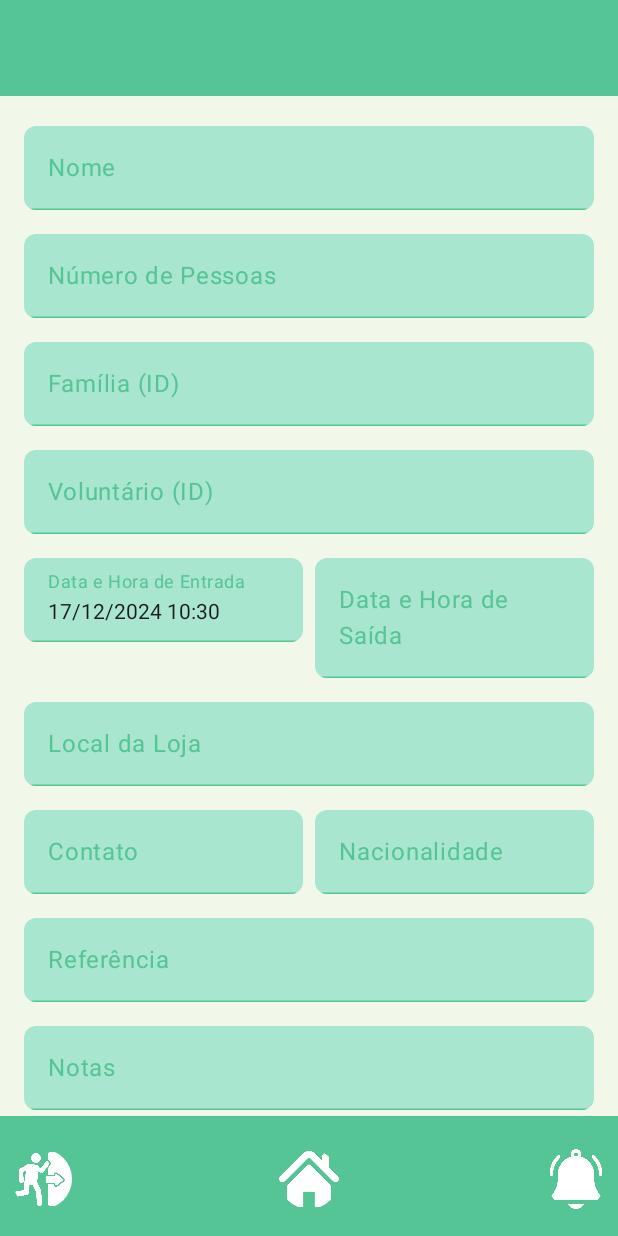
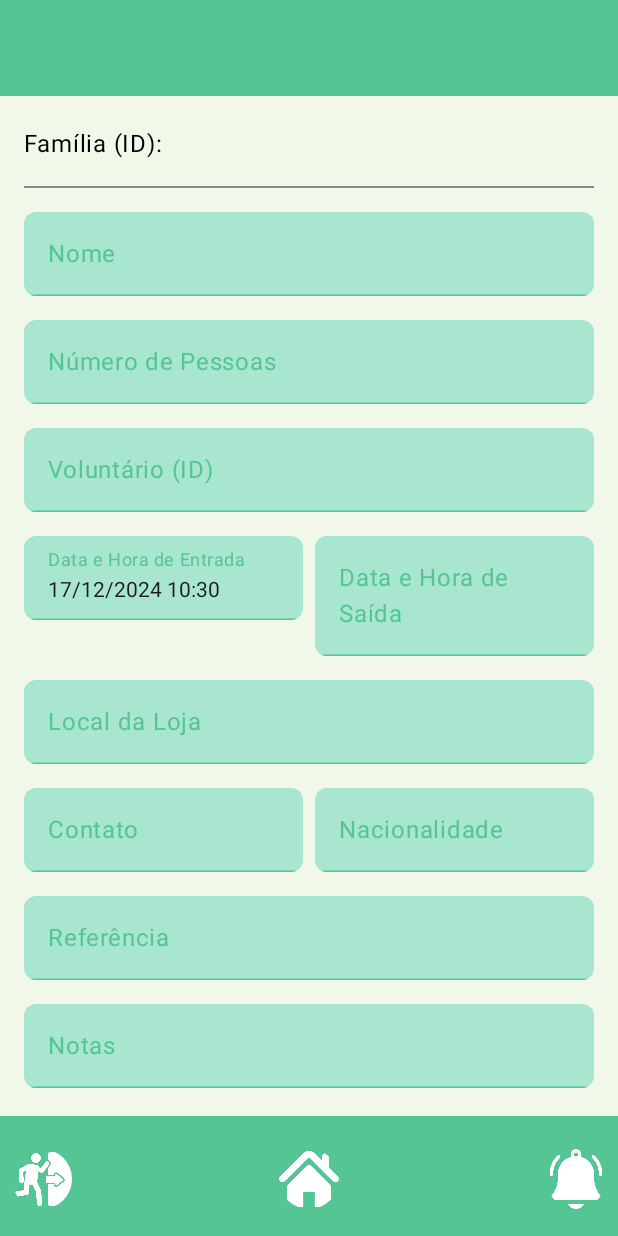
Before and after one commit to billgatos/ProjAplicadoG06, an Android app built with Jetpack Compose: the RegisterVisitaScreen screen opened through its navigation route, on a phone screen of 412 x 824 dp. Run offline under Robolectric (Android 15) with nearby library versions, the phone set to English and light mode, and no system bars; our stand-ins replace Firebase (no records; nobody signed in at launch, a user with empty details on screens opened directly).

Commit message:
UpdateRegisterVisita
realizar referencia da familia id quando registro de visitas acontece

```diff
--- a/LojaSocialFireBase/app/src/main/java/com/example/lojasocialfirebase/navigation/NavGraph.kt
+++ b/LojaSocialFireBase/app/src/main/java/com/example/lojasocialfirebase/navigation/NavGraph.kt
@@ -43,7 +43,7 @@ fun AppNavHost() {
         }
         composable("registerVisita") {
             MainScaffold(navController, authViewModel.currentUserEmail ?: "Utilizador", onLogout) { modifier ->
-                RegisterVisitaScreen(visitaViewModel)
+                RegisterVisitaScreen(visitaViewModel, familiaViewModel)
             }
         }
         composable("registerFamilia") {
--- a/LojaSocialFireBase/app/src/main/java/com/example/lojasocialfirebase/visita/RegisterVisitaScreen.kt
+++ b/LojaSocialFireBase/app/src/main/java/com/example/lojasocialfirebase/visita/RegisterVisitaScreen.kt
@@ -1,3 +1,4 @@
+import androidx.compose.foundation.clickable
 import androidx.compose.material3.*
 import androidx.compose.runtime.*
 import androidx.compose.foundation.layout.*
@@ -19,12 +20,15 @@ import java.text.SimpleDateFormat
 import java.util.Locale
 import androidx.compose.foundation.rememberScrollState
 import androidx.compose.foundation.verticalScroll
+import com.example.lojasocialfirebase.familia.Familia
+import com.example.lojasocialfirebase.familia.FamiliaViewModel
 
 @Composable
-fun RegisterVisitaScreen(visitaViewModel: VisitaViewModel) {
-    var data_horaEnt by remember { mutableStateOf(Date()) } // Inicializa com a data e hora atuais
+fun RegisterVisitaScreen(visitaViewModel: VisitaViewModel, familiaViewModel: FamiliaViewModel) {
+    var data_horaEnt by remember { mutableStateOf(Date()) }
     var data_horaSai by remember { mutableStateOf("") }
     var familiaRef by remember { mutableStateOf("") }
+    var familiaNome by remember { mutableStateOf("") }
     var numeroPessoas by remember { mutableStateOf("") }
     var nome by remember { mutableStateOf("") }
     var voluntarioRef by remember { mutableStateOf("") }
@@ -36,18 +40,30 @@ fun RegisterVisitaScreen(visitaViewModel: VisitaViewModel) {
     var nacionalidade by remember { mutableStateOf("") }
 
     var dialogMessage by remember { mutableStateOf<String?>(null) }
+    val scrollState = rememberScrollState()
 
-    val scrollState = rememberScrollState() //verificar para usar nas proximas
+    // Estado para armazenar a lista de famílias
+    val familias = remember { mutableStateOf<List<Familia>>(emptyList()) }
 
-    Scaffold(
-        containerColor = backgroundColor
-    ) { paddingValues ->
+    // Estado para controlar a exibição do Dialog
+    var isDialogOpen by remember { mutableStateOf(false) }
+
+    // Chamada ao Firebase para buscar as famílias
+    LaunchedEffect(Unit) {
+        val result = familiaViewModel.getFamilias()
+        familias.value = result
+
+        // Adicionando log para verificar se os dados foram carregados
+        println("Familias carregadas: $result")
+    }
+
+    Scaffold(containerColor = backgroundColor) { paddingValues ->
         Column(
             modifier = Modifier
                 .padding(paddingValues)
                 .padding(16.dp)
                 .fillMaxSize()
-                .verticalScroll(scrollState), // Usa o scrollState aqui
+                .verticalScroll(scrollState),
             horizontalAlignment = Alignment.CenterHorizontally
         ) {
             Text(
@@ -57,21 +73,60 @@ fun RegisterVisitaScreen(visitaViewModel: VisitaViewModel) {
             )
 
             Spacer(modifier = Modifier.height(24.dp))
+
             val dateFormat = SimpleDateFormat("dd/MM/yyyy HH:mm", Locale.getDefault())
+
+            // Campo separado para Família (ID)
+            Text(
+                text = "Família (ID): $familiaRef",
+                modifier = Modifier
+                    .fillMaxWidth()
+                    .padding(vertical = 8.dp)
+                    .clickable { isDialogOpen = true },
+                color = Color.Black,
+                style = MaterialTheme.typography.bodyLarge
+            )
+
+            Divider(color = Color.Gray, thickness = 1.dp, modifier = Modifier.padding(vertical = 8.dp))
+
+            // Dialog para seleção de família
+            if (isDialogOpen) {
+                AlertDialog(
+                    onDismissRequest = { isDialogOpen = false },
+                    title = { Text("Selecionar Família") },
+                    text = {
+                        Column {
+                            familias.value.forEach { familia ->
+                                TextButton(onClick = {
+                                    familiaRef = familia.idFamilia
+                                    familiaNome = familia.nome
+                                    isDialogOpen = false
+                                }) {
+                                    Text(familia.nome)
+                                }
+                            }
+                        }
+                    },
+                    confirmButton = {
+                        TextButton(onClick = { isDialogOpen = false }) {
+                            Text("Cancelar")
+                        }
+                    }
+                )
+            }
 
             CustomTextField(value = nome, onValueChange = { nome = it }, label = "Nome")
             CustomTextField(value = numeroPessoas, onValueChange = { numeroPessoas = it }, label = "Número de Pessoas")
-            CustomTextField(value = familiaRef, onValueChange = { familiaRef = it }, label = "Família (ID)")
+
             CustomTextField(value = voluntarioRef, onValueChange = { voluntarioRef = it }, label = "Voluntário (ID)")
 
-            // Campos de Data e Hora de Entrada e Saída lado a lado
             Row(
                 modifier = Modifier.fillMaxWidth(),
                 horizontalArrangement = Arrangement.spacedBy(8.dp)
             ) {
                 CustomTextField(
                     value = dateFormat.format(data_horaEnt),
-                    onValueChange = {}, // Mantém como não editável
+                    onValueChange = {},
                     label = "Data e Hora de Entrada",
                     modifier = Modifier.weight(1f)
                 )
@@ -85,31 +140,19 @@ fun RegisterVisitaScreen(visitaViewModel: VisitaViewModel) {
             }
 
             CustomTextField(value = localLoja, onValueChange = { localLoja = it }, label = "Local da Loja")
+
             Row(
                 modifier = Modifier.fillMaxWidth(),
                 horizontalArrangement = Arrangement.spacedBy(8.dp)
             ) {
-                CustomTextField(
-                    value = contacto,
-                    onValueChange = { contacto = it },
-                    label = "Contato",
-                    modifier = Modifier.weight(1f) // Ocupa metade da largura disponível
-                )
-
-                CustomTextField(
-                    value = nacionalidade,
-                    onValueChange = { nacionalidade = it },
-                    label = "Nacionalidade",
-                    modifier = Modifier.weight(1f) // Ocupa metade da largura disponível
-                )
+                CustomTextField(value = contacto, onValueChange = { contacto = it }, label = "Contato", modifier = Modifier.weight(1f))
+                CustomTextField(value = nacionalidade, onValueChange = { nacionalidade = it }, label = "Nacionalidade", modifier = Modifier.weight(1f))
             }
 
             CustomTextField(value = referencia, onValueChange = { referencia = it }, label = "Referência")
             CustomTextField(value = notas, onValueChange = { notas = it }, label = "Notas")
 
-            Row(
-                verticalAlignment = Alignment.CenterVertically
-            ) {
+            Row(verticalAlignment = Alignment.CenterVertically) {
                 Checkbox(checked = levantarBens, onCheckedChange = { levantarBens = it })
                 Text("Levantar Bens")
             }
@@ -117,8 +160,8 @@ fun RegisterVisitaScreen(visitaViewModel: VisitaViewModel) {
             Button(
                 onClick = {
                     val visita = Visita(
-                        data_horaEnt = data_horaEnt, // Usa a data e hora atual no momento do registro
-                        data_horaSai = Date(),       // Define a data de saída como a hora atual (ajuste se necessário)
+                        data_horaEnt = data_horaEnt,
+                        data_horaSai = Date(),
                         familia_ref = familiaRef,
                         numero_pessoas = numeroPessoas.toIntOrNull() ?: 0,
                         nome = nome,
@@ -132,23 +175,7 @@ fun RegisterVisitaScreen(visitaViewModel: VisitaViewModel) {
                     )
 
                     visitaViewModel.registerVisita(visita) { success ->
-                        if (success) {
-                            dialogMessage = "Visita adicionada com sucesso!"
-                            nome = ""
-                            numeroPessoas = ""
-                            familiaRef = ""
-                            voluntarioRef = ""
-                            data_horaEnt = Date() // Reseta para a nova data e hora atual
-                            data_horaSai = ""
-                            localLoja = ""
-                            contacto = ""
-                            referencia = ""
-                            notas = ""
-                            nacionalidade = ""
-                            levantarBens = false
-                        } else {
-                            dialogMessage = "Erro ao adicionar visita."
-                        }
+                        dialogMessage = if (success) "Visita adicionada com sucesso!" else "Erro ao adicionar visita."
                     }
                 },
                 colors = ButtonDefaults.buttonColors(containerColor = buttonColor),
@@ -164,9 +191,3 @@ fun RegisterVisitaScreen(visitaViewModel: VisitaViewModel) {
         }
     }
 }
-
-@Preview(showBackground = true)
-@Composable
-fun RegisterVisitaScreenPreview() {
-    RegisterVisitaScreen(visitaViewModel = VisitaViewModel())
-}
--- a/LojaSocialFireBase/app/src/main/java/com/example/lojasocialfirebase/visita/VisitaViewModel.kt
+++ b/LojaSocialFireBase/app/src/main/java/com/example/lojasocialfirebase/visita/VisitaViewModel.kt
@@ -1,7 +1,9 @@
 package com.example.lojasocialfirebase.visita
 
 import androidx.lifecycle.ViewModel
+import com.example.lojasocialfirebase.familia.Familia
 import com.google.firebase.firestore.FirebaseFirestore
+import kotlinx.coroutines.tasks.await
 import java.util.Date
 
 data class Visita(
```
Also changed, not shown: LojaSocialFireBase/app/src/main/java/com/example/lojasocialfirebase/familia/FamiliaViewModel.kt (+25 -5 lines).
